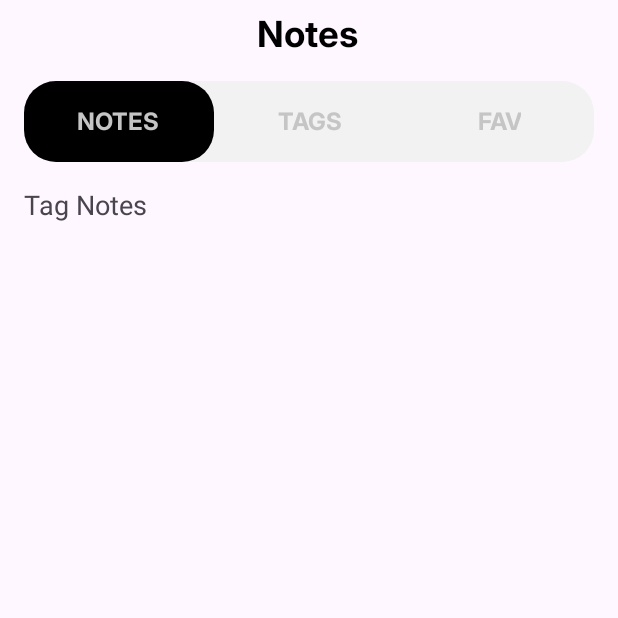
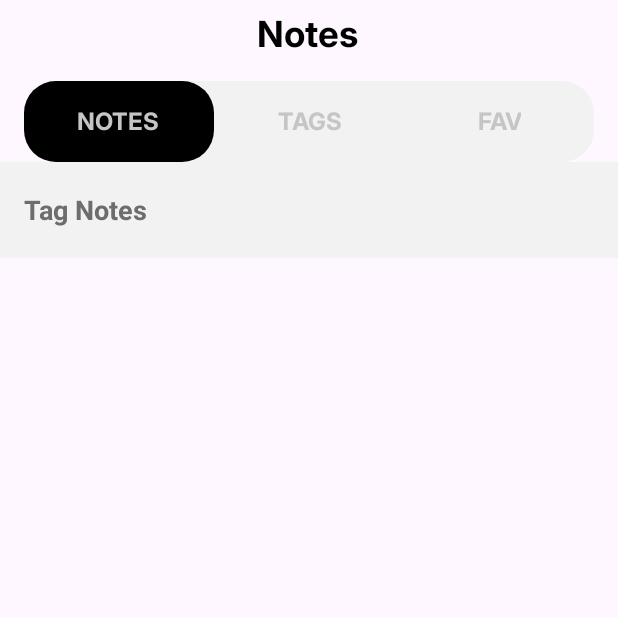
Before and after one commit to sakshichauhan06/Notes, an Android app: the fragment TagNotesFragment placed in its activity, on a phone screen of 412 x 824 dp, the top half of it. Run offline under Robolectric (Android 15) with nearby library versions, the phone set to English and light mode, and no system bars; our stand-ins replace Room's generated code.

Commit message:
fixed tags UI

```diff
--- a/app/src/main/res/layout/fragment_tag_notes.xml
+++ b/app/src/main/res/layout/fragment_tag_notes.xml
@@ -1,17 +1,29 @@
 <!-- fragment_tag_notes.xml -->
-<LinearLayout
-    xmlns:android="http://schemas.android.com/apk/res/android"
+<LinearLayout xmlns:android="http://schemas.android.com/apk/res/android"
     android:layout_width="match_parent"
     android:layout_height="match_parent"
+    xmlns:app="http://schemas.android.com/apk/res-auto"
     android:orientation="vertical">
+
+    <androidx.appcompat.widget.Toolbar
+        android:id="@+id/tags_list_toolbar"
+        android:layout_width="match_parent"
+        android:layout_height="?attr/actionBarSize"
+        android:background="@color/grey_bg"
+        android:theme="@style/ThemeOverlay.AppCompat.Light"
+        app:title="">
 
         <TextView
             android:id="@+id/selected_tag_text"
             android:layout_width="wrap_content"
             android:layout_height="wrap_content"
             android:text="Tag Notes"
+            android:textColor="@color/grey_notes_text"
             android:textSize="18sp"
+            android:textStyle="bold"
             android:layout_margin="16dp"/>
+
+    </androidx.appcompat.widget.Toolbar>
 
     <androidx.recyclerview.widget.RecyclerView
         android:id="@+id/tag_notes_recycler"
```
Lines whose indentation alone changed are shown as unchanged.
